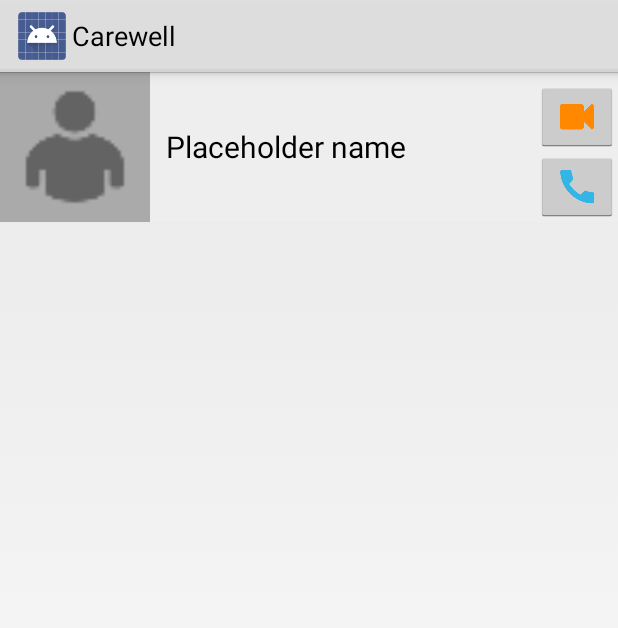
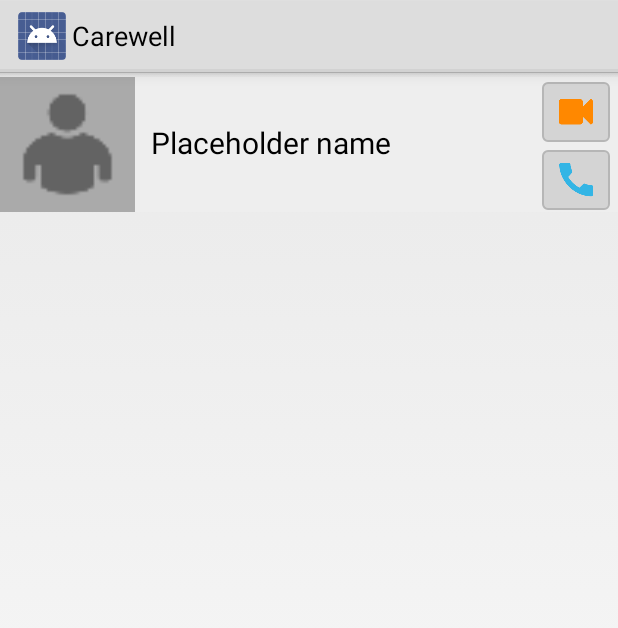
Before and after one commit to mmatija/Carewell, an Android app: the layout contact.xml on its own in the app's theme, with its tools: preview values and no code run, on a phone screen of 412 x 824 dp. Shown: the top 628 px of the screen. Run offline under Robolectric (Android 15) with nearby library versions, the phone set to English and light mode, and no system bars.

Commit message:
Buttons redesigned, AsyncTask cancellation added to prevent crashes when tabs are changed quickly

```diff
--- /dev/null
+++ b/app/src/main/res/drawable/call_button.xml
@@ -0,0 +1,7 @@
+<?xml version="1.0" encoding="utf-8"?>
+<selector xmlns:android="http://schemas.android.com/apk/res/android">
+    <item android:state_pressed="false"
+        android:drawable="@drawable/call_button_normal"/>
+    <item android:state_pressed="true"
+        android:drawable="@drawable/call_button_pressed"/>
+</selector>
--- /dev/null
+++ b/app/src/main/res/drawable/call_button_normal.xml
@@ -0,0 +1,10 @@
+<?xml version="1.0" encoding="utf-8"?>
+<shape xmlns:android="http://schemas.android.com/apk/res/android" android:shape="rectangle" >
+    <corners android:radius="3dp" />
+
+    <solid android:color="#D4D4D4" />
+
+    <stroke
+        android:width="1dp"
+        android:color="#B6B6B6" />
+</shape>
--- /dev/null
+++ b/app/src/main/res/drawable/call_button_pressed.xml
@@ -0,0 +1,11 @@
+<?xml version="1.0" encoding="utf-8"?>
+<shape xmlns:android="http://schemas.android.com/apk/res/android" android:shape="rectangle" >
+    <corners android:radius="5dp" />
+
+    <solid android:color="@android:color/darker_gray"/>
+
+    <stroke
+        android:width="1dp"
+        android:color="#B6B6B6" />
+
+</shape>
--- a/app/src/main/res/layout/contact.xml
+++ b/app/src/main/res/layout/contact.xml
@@ -9,7 +9,9 @@
         android:layout_width="match_parent"
         android:layout_height="wrap_content"
         android:id="@+id/contact_relative_layout"
-        android:background="@drawable/custom_button">
+        android:background="@drawable/custom_button"
+        android:layout_marginTop="3dp"
+        android:layout_marginBottom="3dp">
 
         <LinearLayout
             android:id="@+id/thumbnail"
@@ -20,8 +22,8 @@
 
             <ImageView
                 android:id="@+id/user_picture_thumbnail"
-                android:layout_width="100dp"
-                android:layout_height="100dip"
+                android:layout_width="90dp"
+                android:layout_height="90dip"
                 android:src="@drawable/generic_picture"
                 android:background="@android:color/darker_gray"
                  />
@@ -40,33 +42,41 @@
             android:layout_alignTop="@id/thumbnail"
             android:layout_alignBottom="@id/thumbnail"
             android:textSize="20sp"
-            android:gravity="center_vertical"
             android:paddingLeft="5dp"
+            android:paddingTop="30dp"
             android:text="Placeholder name"/>
 
         <LinearLayout
             android:id="@+id/linear_layout_1"
             android:layout_width="wrap_content"
-            android:layout_height="wrap_content"
+            android:layout_height="match_parent"
             android:layout_alignBottom="@id/thumbnail"
             android:layout_alignParentRight="true"
-            android:orientation="vertical">
+            android:layout_alignTop="@id/thumbnail"
+            android:orientation="vertical"
+            android:paddingRight="5dp">
+
             <ImageButton
                 android:id="@+id/video_call_button"
-                android:layout_width="wrap_content"
-                android:layout_height="wrap_content"
+                android:layout_width="45dp"
+                android:layout_height="40dp"
                 android:src="@drawable/video_call_icon"
                 android:layout_alignParentLeft="true"
                 android:focusable="false"
+                android:background="@drawable/call_button"
+                android:layout_marginTop="3dp"
+
             />
 
             <ImageButton
                 android:id="@+id/audio_call_button"
-                android:layout_width="wrap_content"
-                android:layout_height="wrap_content"
+                android:layout_width="45dp"
+                android:layout_height="40dp"
                 android:src="@drawable/audio_call_icon"
                 android:layout_centerHorizontal="true"
                 android:focusable="false"
+                android:background="@drawable/call_button"
+                android:layout_marginTop="5dp"
              />
             </LinearLayout>
 
--- a/app/src/main/res/layout/message_conversation.xml
+++ b/app/src/main/res/layout/message_conversation.xml
@@ -5,7 +5,9 @@
 
     <RelativeLayout
         android:layout_width="match_parent"
-        android:layout_height="wrap_content">
+        android:layout_height="wrap_content"
+        android:layout_marginTop="3dp"
+        android:layout_marginBottom="3dp">
 
         <ImageView
             android:layout_width="80dp"
```
Also changed, not shown: app/src/main/java/com/example/matija_pc/carewell/adapters/CallsAdapter.java (+55 -38 lines), app/src/main/java/com/example/matija_pc/carewell/adapters/ContactsAdapter.java (+37 -35 lines), app/src/main/java/com/example/matija_pc/carewell/adapters/ConversationsAdapter.java (+25 -13 lines), app/src/main/java/com/example/matija_pc/carewell/fragments/CallsFragment.java (+13 -1 lines), app/src/main/java/com/example/matija_pc/carewell/fragments/ContactsFragment.java (+19 -9 lines), app/src/main/java/com/example/matija_pc/carewell/fragments/ConversationsFragment.java (+13 -2 lines), app/src/main/res/layout/call_log.xml (+14 -8 lines).
